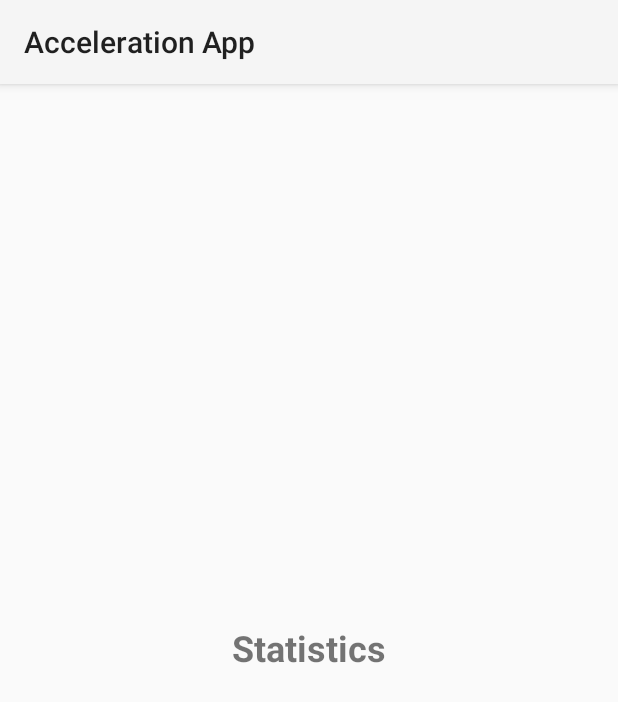
After one commit to PatrikEdelenji/Accelerometer, an Android app: the StatisticsPage screen opened directly, with no data from a screen before it, on a phone screen of 412 x 824 dp. The commit adds this screen. Shown: the top 702 px of the screen. Run offline under Robolectric (Android 15) with nearby library versions, the phone set to English and light mode, and no system bars; 1 statement that could not run was skipped.

Commit message:
made functional button, just started with statistics page, NEED TO ADD TIMESTAMP IN DATA GATHERING

```diff
--- a/app/src/main/AndroidManifest.xml
+++ b/app/src/main/AndroidManifest.xml
@@ -21,6 +21,10 @@
                 <category android:name="android.intent.category.LAUNCHER" />
             </intent-filter>
         </activity>
+
+        <activity
+            android:name=".StatisticsPage" />
+
     </application>
 
 </manifest>
--- /dev/null
+++ b/app/src/main/java/com/example/accelerometer/StatisticsPage.java
@@ -0,0 +1,24 @@
+package com.example.accelerometer;
+
+import androidx.appcompat.app.AppCompatActivity;
+import android.os.Bundle;
+
+public class StatisticsPage extends AppCompatActivity {
+
+    @Override
+    protected void onCreate(Bundle savedInstanceState) {
+        super.onCreate(savedInstanceState);
+
+        setContentView(R.layout.statistics_page); // Set the layout for this activity
+        // Initialize and set up your activity here
+        fetchAllData();
+
+        // Placeholder code for illustration
+        // Retrieve and display statistics data from SQLite database
+        // Set up UI elements to display statistics
+        // Configure event listeners or callbacks for user interactions
+
+
+
+    }
+}
--- /dev/null
+++ b/app/src/main/res/layout/statistics_page.xml
@@ -0,0 +1,22 @@
+<?xml version="1.0" encoding="utf-8"?>
+<LinearLayout xmlns:android="http://schemas.android.com/apk/res/android"
+    xmlns:tools="http://schemas.android.com/tools"
+    android:layout_width="match_parent"
+    android:layout_height="match_parent"
+    android:orientation="vertical"
+    android:gravity="center"
+    android:padding="16dp"
+    tools:context=".StatisticsPage">
+
+    <TextView
+        android:id="@+id/accelerationTextView"
+        android:layout_width="wrap_content"
+        android:layout_height="wrap_content"
+        android:text="Statistics"
+        android:textSize="24sp"
+        android:textStyle="bold"
+        android:layout_marginBottom="16dp" />
+
+    <!-- Add more widgets to define the layout of the statistics page -->
+
+</LinearLayout>
```
Also changed, not shown: app/src/main/java/com/example/accelerometer/AccelerationData.java (added, +59 -0 lines), app/src/main/java/com/example/accelerometer/GaugeView.java (+14 -0 lines), app/src/main/java/com/example/accelerometer/MainActivity.java (+13 -1 lines), app/src/main/java/com/example/accelerometer/MyDatabaseHelper.java (+37 -1 lines), app/src/main/res/layout/activity_main.xml (+9 -0 lines).
